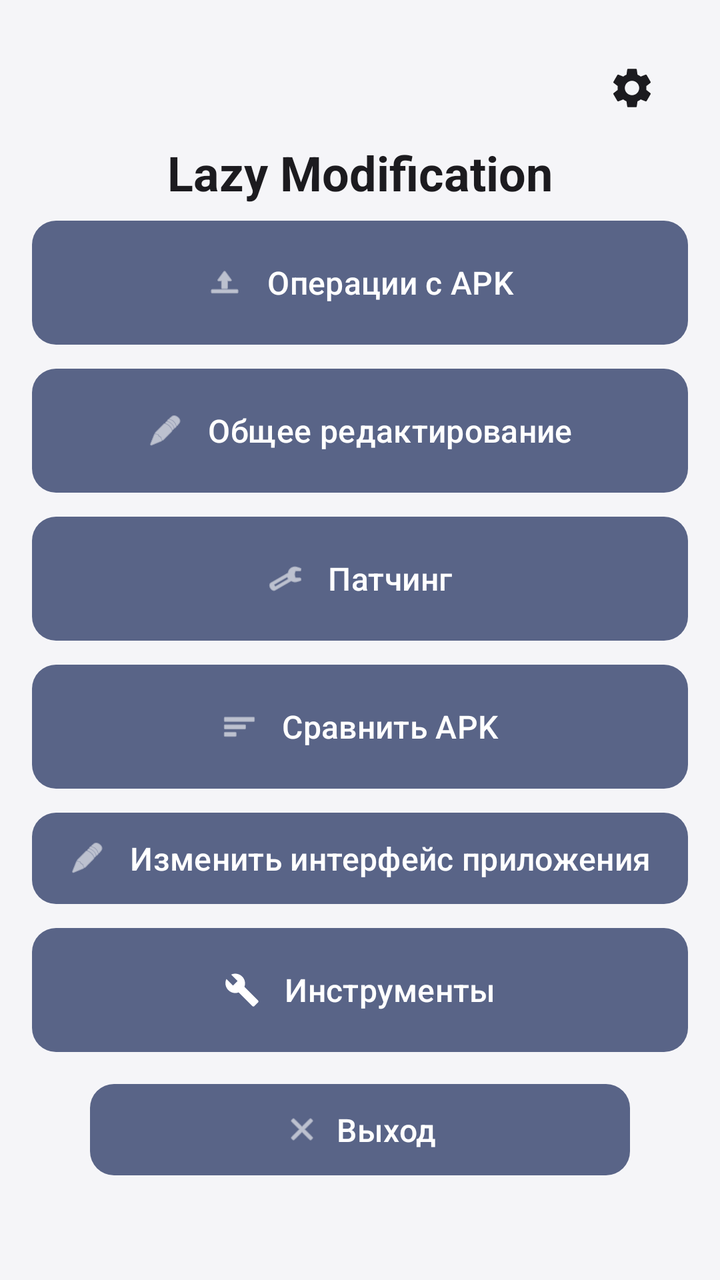
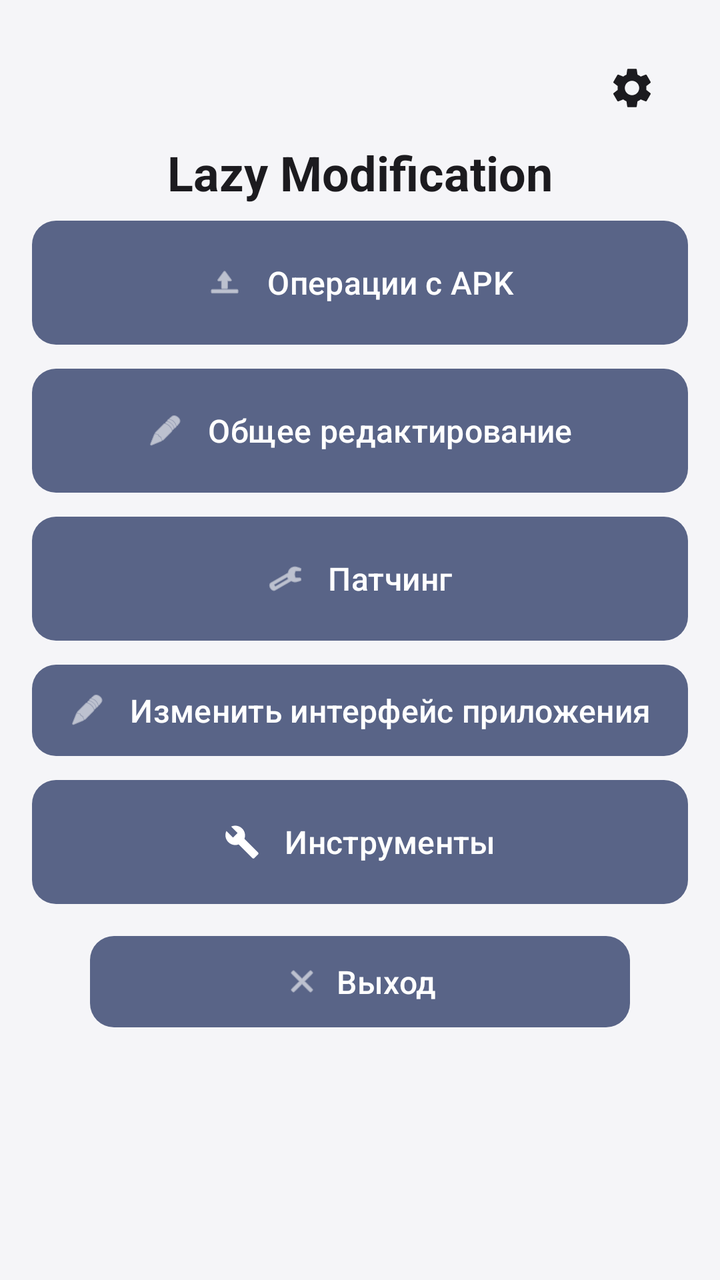

Two renders of the same Android screen: before a commit and after it. Below are the layout's source before the change and the commit's diff.
<!-- AndroidManifest.xml: activity theme Theme.LazyModification -->
<!-- res/layout/activity_main.xml -->
<?xml version="1.0" encoding="utf-8"?>
<ScrollView
    xmlns:android="http://schemas.android.com/apk/res/android"
    xmlns:app="http://schemas.android.com/apk/res-auto"
    android:layout_width="match_parent"
    android:layout_height="match_parent"
    android:fillViewport="true">

    <androidx.constraintlayout.widget.ConstraintLayout
        android:layout_width="match_parent"
        android:layout_height="wrap_content"
        android:padding="16dp">

        
    <ImageButton
        android:id="@+id/btnSettings"
        android:layout_width="48dp"
        android:layout_height="48dp"
        android:background="?attr/selectableItemBackgroundBorderless"
        android:src="@drawable/ic_settings"
        app:layout_constraintTop_toTopOf="parent"
        app:layout_constraintEnd_toEndOf="parent"
        android:layout_marginTop="4dp"
        android:layout_marginEnd="4dp"
        android:contentDescription="@string/settings" />

    
    <TextView
        android:id="@+id/tvTitle"
        android:layout_width="wrap_content"
        android:layout_height="wrap_content"
        android:text="@string/app_name"
        android:textSize="24sp"
        android:textStyle="bold"
        android:textColor="?attr/colorOnSurface"
        app:layout_constraintTop_toBottomOf="@id/btnSettings"
        app:layout_constraintStart_toStartOf="parent"
        app:layout_constraintEnd_toEndOf="parent"
        android:layout_marginTop="2dp"/>

    <com.google.android.material.button.MaterialButton
        android:id="@+id/btnApkOperations"
        android:layout_width="0dp"
        android:layout_height="70dp"
        android:text="@string/apk_operations"
        android:textSize="16sp"
        android:padding="12dp"
        app:icon="@android:drawable/ic_menu_upload"
        app:iconGravity="textStart"
        app:iconPadding="12dp"
        app:layout_constraintTop_toBottomOf="@id/tvTitle"
        app:layout_constraintStart_toStartOf="parent"
        app:layout_constraintEnd_toEndOf="parent"
        android:layout_marginTop="4dp" />

    <com.google.android.material.button.MaterialButton
        android:id="@+id/btnEdit"
        android:layout_width="0dp"
        android:layout_height="70dp"
        android:text="@string/general_edit"
        android:textSize="16sp"
        android:padding="12dp"
        app:icon="@android:drawable/ic_menu_edit"
        app:iconGravity="textStart"
        app:iconPadding="12dp"
        app:layout_constraintTop_toBottomOf="@id/btnApkOperations"
        app:layout_constraintStart_toStartOf="parent"
        app:layout_constraintEnd_toEndOf="parent"
        android:layout_marginTop="4dp" />

    <com.google.android.material.button.MaterialButton
        android:id="@+id/btnPatch"
        android:layout_width="0dp"
        android:layout_height="70dp"
        android:text="@string/patching"
        android:textSize="16sp"
        android:padding="12dp"
        app:icon="@android:drawable/ic_menu_manage"
        app:iconGravity="textStart"
        app:iconPadding="12dp"
        app:layout_constraintTop_toBottomOf="@id/btnEdit"
        app:layout_constraintStart_toStartOf="parent"
        app:layout_constraintEnd_toEndOf="parent"
        android:layout_marginTop="4dp" />

    <com.google.android.material.button.MaterialButton
        android:id="@+id/btnCompare"
        android:layout_width="0dp"
        android:layout_height="70dp"
        android:text="@string/compare_apk"
        android:textSize="16sp"
        android:padding="12dp"
        app:icon="@android:drawable/ic_menu_sort_by_size"
        app:iconGravity="textStart"
        app:iconPadding="12dp"
        app:layout_constraintTop_toBottomOf="@id/btnPatch"
        app:layout_constraintStart_toStartOf="parent"
        app:layout_constraintEnd_toEndOf="parent"
        android:layout_marginTop="4dp" />

    <com.google.android.material.button.MaterialButton
        android:id="@+id/btnInterface"
        android:layout_width="0dp"
        android:layout_height="wrap_content"
        android:text="@string/modify_app_interface"
        android:textSize="16sp"
        android:padding="12dp"
        app:icon="@android:drawable/ic_menu_edit"
        app:iconGravity="textStart"
        app:iconPadding="12dp"
        app:layout_constraintTop_toBottomOf="@id/btnCompare"
        app:layout_constraintStart_toStartOf="parent"
        app:layout_constraintEnd_toEndOf="parent"
        android:layout_marginTop="4dp" />

        <com.google.android.material.button.MaterialButton
        android:id="@+id/btnTools"
        android:layout_width="0dp"
        android:layout_height="70dp"
        android:text="@string/tools_title"
        android:textSize="16sp"
        android:padding="12dp"
        app:icon="@drawable/ic_tools"
        app:iconGravity="textStart"
        app:iconPadding="12dp"
        app:layout_constraintTop_toBottomOf="@id/btnInterface"
        app:layout_constraintStart_toStartOf="parent"
        app:layout_constraintEnd_toEndOf="parent"
        android:layout_marginTop="4dp" />

<com.google.android.material.button.MaterialButton
        android:id="@+id/btnExit"
        android:layout_width="270dp"
        android:layout_height="wrap_content"
        android:text="@string/exit"
        android:textSize="16sp"
        android:padding="12dp"
        app:icon="@android:drawable/ic_menu_close_clear_cancel"
        app:iconGravity="textStart"
        app:iconPadding="8dp"
        app:layout_constraintTop_toBottomOf="@id/btnTools"
        app:layout_constraintStart_toStartOf="parent"
        app:layout_constraintEnd_toEndOf="parent"
        android:layout_marginTop="8dp" />

    </androidx.constraintlayout.widget.ConstraintLayout>
</ScrollView>
<!-- resources referenced by this layout -->
<resources>
  <!-- drawable ic_settings (drawable) -->
  <?xml version="1.0" encoding="utf-8"?>
  <vector xmlns:android="http://schemas.android.com/apk/res/android"
      android:width="24dp"
      android:height="24dp"
      android:viewportWidth="24"
      android:viewportHeight="24"
      android:tint="?attr/colorOnSurface">
      <path
          android:fillColor="@android:color/white"
          android:pathData="M19.14,12.94c0.04,-0.3 0.06,-0.61 0.06,-0.94c0,-0.32 -0.02,-0.64 -0.07,-0.94l2.03,-1.58c0.18,-0.14 0.23,-0.41 0.12,-0.61l-1.92,-3.32c-0.12,-0.22 -0.37,-0.29 -0.59,-0.22l-2.39,0.96c-0.5,-0.38 -1.03,-0.7 -1.62,-0.94L14.4,2.81c-0.04,-0.24 -0.24,-0.41 -0.48,-0.41h-3.84c-0.24,0 -0.43,0.17 -0.47,0.41L9.25,5.35C8.66,5.59 8.12,5.92 7.63,6.29L5.24,5.33c-0.22,-0.08 -0.47,0 -0.59,0.22L2.74,8.87C2.62,9.08 2.66,9.34 2.86,9.48l2.03,1.58C4.84,11.36 4.8,11.69 4.8,12s0.02,0.64 0.07,0.94l-2.03,1.58c-0.18,0.14 -0.23,0.41 -0.12,0.61l1.92,3.32c0.12,0.22 0.37,0.29 0.59,0.22l2.39,-0.96c0.5,0.38 1.03,0.7 1.62,0.94l0.36,2.54c0.05,0.24 0.24,0.41 0.48,0.41h3.84c0.24,0 0.44,-0.17 0.47,-0.41l0.36,-2.54c0.59,-0.24 1.13,-0.56 1.62,-0.94l2.39,0.96c0.22,0.08 0.47,0 0.59,-0.22l1.92,-3.32c0.12,-0.22 0.07,-0.47 -0.12,-0.61L19.14,12.94zM12,15.6c-1.98,0 -3.6,-1.62 -3.6,-3.6s1.62,-3.6 3.6,-3.6s3.6,1.62 3.6,3.6S13.98,15.6 12,15.6z"/>
  </vector>
  <!-- drawable ic_tools (drawable) -->
  <?xml version="1.0" encoding="utf-8"?>
  <vector xmlns:android="http://schemas.android.com/apk/res/android"
      android:width="24dp"
      android:height="24dp"
      android:viewportWidth="24"
      android:viewportHeight="24">
      <path
          android:fillColor="#FF000000"
          android:pathData="M22.7,19l-9.1,-9.1c0.9,-2.3 0.4,-5 -1.5,-6.9 -2,-2 -5,-2.4 -7.4,-1.3L9,6 6,9 1.6,4.7C0.4,7.1 0.9,10.1 2.9,12.1c1.9,1.9 4.6,2.4 6.9,1.5l9.1,9.1c0.4,0.4 1,0.4 1.4,0l2.3,-2.3c0.5,-0.4 0.5,-1.1 0.1,-1.4z" />
  </vector>
  <string name="apk_operations">Операции с APK</string>
  <string name="app_name">Lazy Modification</string>
  <string name="compare_apk">Сравнить APK</string>
  <string name="exit">Выход</string>
  <string name="general_edit">Общее редактирование</string>
  <string name="modify_app_interface">Изменить интерфейс приложения</string>
  <string name="patching">Патчинг</string>
  <string name="settings">Настройки</string>
  <string name="tools_title">Инструменты</string>
  <style name="Theme.LazyModification" parent="Base.Theme.LazyModification" />
  <style name="Widget.LazyModification.Button" parent="Widget.Material3.Button">
          <item name="backgroundTint">#596487</item>
          <item name="android:textColor">#FFFFFF</item>
          <item name="iconTint">#FFFFFF</item>
          <item name="rippleColor">#33FFFFFF</item>
          <item name="cornerRadius">12dp</item>
      </style>
  <style name="Widget.LazyModification.Button.Outlined" parent="Widget.Material3.Button.OutlinedButton">
          <item name="strokeColor">#596487</item>
          <item name="android:textColor">#596487</item>
          <item name="iconTint">#596487</item>
          <item name="rippleColor">#1F596487</item>
          <item name="cornerRadius">12dp</item>
      </style>
  <!-- unchanged entries left out for length: 1 -->
</resources>

<!-- the commit's change to res/layout/activity_main.xml (unified diff, before → after) -->
@@ -84,21 +84,6 @@
         android:layout_marginTop="4dp" />
 
     <com.google.android.material.button.MaterialButton
-        android:id="@+id/btnCompare"
-        android:layout_width="0dp"
-        android:layout_height="70dp"
-        android:text="@string/compare_apk"
-        android:textSize="16sp"
-        android:padding="12dp"
-        app:icon="@android:drawable/ic_menu_sort_by_size"
-        app:iconGravity="textStart"
-        app:iconPadding="12dp"
-        app:layout_constraintTop_toBottomOf="@id/btnPatch"
-        app:layout_constraintStart_toStartOf="parent"
-        app:layout_constraintEnd_toEndOf="parent"
-        android:layout_marginTop="4dp" />
-
-    <com.google.android.material.button.MaterialButton
         android:id="@+id/btnInterface"
         android:layout_width="0dp"
         android:layout_height="wrap_content"
@@ -108,7 +93,7 @@
         app:icon="@android:drawable/ic_menu_edit"
         app:iconGravity="textStart"
         app:iconPadding="12dp"
-        app:layout_constraintTop_toBottomOf="@id/btnCompare"
+        app:layout_constraintTop_toBottomOf="@id/btnPatch"
         app:layout_constraintStart_toStartOf="parent"
         app:layout_constraintEnd_toEndOf="parent"
         android:layout_marginTop="4dp" />
<!-- resource entries referenced after the edit -->
@@ -25,7 +25,6 @@
   </vector>
   <string name="apk_operations">Операции с APK</string>
   <string name="app_name">Lazy Modification</string>
-  <string name="compare_apk">Сравнить APK</string>
   <string name="exit">Выход</string>
   <string name="general_edit">Общее редактирование</string>
   <string name="modify_app_interface">Изменить интерфейс приложения</string>
